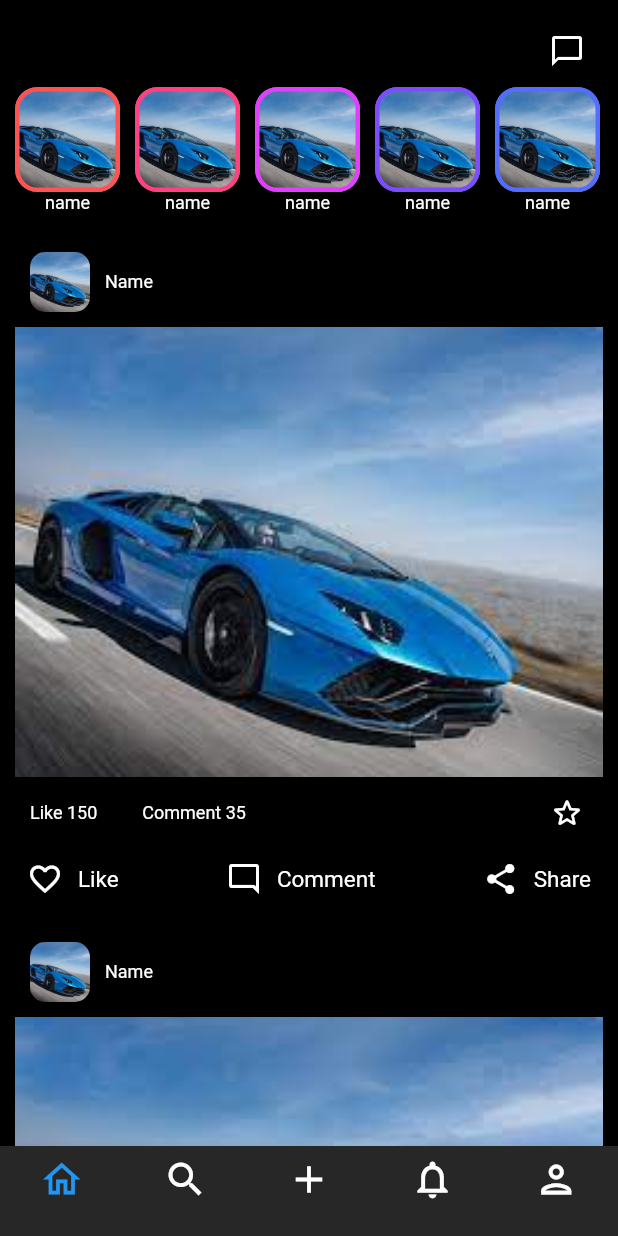
After one commit to arunvg997733/Socion-Social-media-app, a Flutter app: the MainScreen screen opened directly, on a phone screen of 412 x 824 dp. The commit adds this screen. Run offline on Flutter 3.47's test engine with Material 2 defaults, Android fonts, the phone set to English and light mode, and no system bars; our stand-ins replace cloud_firestore, firebase_auth, firebase_core, get, google_sign_in; accounts and stored records are empty; network calls fail.

Commit message:
before 1 week review

```diff
--- /dev/null
+++ b/lib/controller/navbar_controller.dart
@@ -0,0 +1,9 @@
+import 'package:get/get.dart';
+
+class NavBarController extends GetxController{
+  var currentIndex = 0.obs;
+
+  onSelected(int value){
+    currentIndex.value = value;
+  }
+}
--- a/lib/core/constant.dart
+++ b/lib/core/constant.dart
@@ -8,7 +8,11 @@ const kdarkgrey = Color(0xff272727);
 
 //Constant variable
 
-final textcolor = kwhite;
+const textcolor = kwhite;
 
+const kheight10 = SizedBox(height: 10,);
 const kheight30 = SizedBox(height: 30,);
 const kwidth10 = SizedBox(width: 10,);
+const kwidth30 = SizedBox(width: 30,);
+
+//icon
--- a/lib/main.dart
+++ b/lib/main.dart
@@ -2,13 +2,12 @@ import 'package:firebase_core/firebase_core.dart';
 import 'package:flutter/material.dart';
 import 'package:get/get.dart';
 import 'package:socion/core/constant.dart';
-import 'package:socion/view/screen_login.dart';
 import 'package:socion/view/screen_splash.dart';
 
 void main(List<String> args) async{
   WidgetsFlutterBinding.ensureInitialized();
   await Firebase.initializeApp();
-  runApp(MyApp());
+  runApp(const MyApp());
 }
 
 class MyApp extends StatelessWidget {
@@ -21,7 +20,7 @@ class MyApp extends StatelessWidget {
       theme: ThemeData(
         scaffoldBackgroundColor: kblack
       ),
-      home: SplashScreen(),
+      home: const SplashScreen(),
     );
   }
 }
--- a/lib/view/screen_forgotpassword.dart
+++ b/lib/view/screen_forgotpassword.dart
@@ -19,7 +19,7 @@ class ForgotPasswordScreen extends StatelessWidget {
           child: Column(
             children: [
               kheight30,
-              Text('Reset Password',style: TextStyle(color: kwhite),),
+              const Text('Reset Password',style: TextStyle(color: kwhite),),
               kheight30,
               TextFieldWidget(controller: reset, hint: 'Email'),
               kheight30,
--- /dev/null
+++ b/lib/view/screen_home.dart
@@ -0,0 +1,147 @@
+import 'package:flutter/material.dart';
+import 'package:socion/core/constant.dart';
+import 'package:socion/view/widget/widget.dart';
+
+class HomeScreen extends StatelessWidget {
+  const HomeScreen({super.key});
+
+  @override
+  Widget build(BuildContext context) {
+    return  Scaffold(
+      body:SafeArea(
+        child: SingleChildScrollView(
+          child: Padding(
+            padding:  const EdgeInsets.all(10.0),
+            child: Column(
+              children: [
+                Row(
+                  children: [
+                    const Spacer(),
+                    IconButton(onPressed: () {
+
+                    }, icon: iconStyle(Icons.messenger_outline))
+                  ],
+                ),
+               SizedBox(
+                width: double.infinity,
+                height: 100,
+                child: ListView.separated(
+                  scrollDirection: Axis.horizontal,
+                  itemCount: 10,
+                  separatorBuilder: (context, index) {
+                    return kwidth10;
+                  },
+                  itemBuilder: (context, index) {
+                    const colorlist = Colors.accents;
+                  return Column(
+                        children: [
+                          Container(
+                            height: 70,
+                            width: 70,
+                            decoration: BoxDecoration(
+                              border: Border.all(color: colorlist[index],width: 3),
+                              borderRadius: BorderRadius.circular(15),
+                              image: const DecorationImage(
+                                image: AssetImage('assets/car.jpeg'),fit: BoxFit.cover)
+                            ),
+                          ),
+                          textStyle('name', 12)
+                        ],
+                      );
+
+                },),
+
+               ),
+
+               Column(
+                 children: List.generate(10, (index) {
+                  return Column(
+                          children: [
+                            SizedBox(
+                              height: 460,
+                              width: double.infinity,
+                              child: Column(
+                                children: [
+                                  Padding(
+                                    padding: const EdgeInsets.all(10.0),
+                                    child: Row(
+                                      children: [
+                                        Container(
+                                          height: 40,
+                                          width: 40,
+                                          decoration: BoxDecoration(
+                                            borderRadius: BorderRadius.circular(10),
+                                            image: const DecorationImage(image: AssetImage('assets/car.jpeg'),fit: BoxFit.cover)
+                                          ),
+                                        ),
+                                        kwidth10,
+                                        textStyle('Name', 12)
+                                      ],
+                                    ),
+                                  ),
+                                  Container(
+                                    width: double.infinity,
+                                    height: 300,
+                                    decoration: const BoxDecoration(
+                                      image: DecorationImage(image: AssetImage('assets/car.jpeg'),fit: BoxFit.cover)
+                                    ),
+                                  ),
+                                  Row(
+                                  children: [
+                                    kwidth10,
+                                    textStyle('Like 150', 12),
+                                    kwidth30,
+                                    textStyle('Comment 35', 12),
+                                    const Spacer(),
+                                    IconButton(onPressed: () {
+
+                                    }, icon: iconStyle(Icons.star_outline_rounded))
+                                  ],
+                                  ),
+                                  Padding(
+                                    padding: const EdgeInsets.all(8.0),
+                                    child: Row(
+                                      mainAxisAlignment: MainAxisAlignment.spaceBetween,
+                                      children: [
+                                        Row(
+                                          children: [
+
+                                            iconStyle(Icons.favorite_border),
+                                            kwidth10,
+                                            textStyle('Like', 15)
+                                          ],
+                                        ),
+                                        Row(
+                                          children: [
+                                            iconStyle(Icons.mode_comment_outlined),
+                                            kwidth10,
+                                            textStyle('Comment', 15)
+                                          ],
+                                        ),
+                                        Row(
+                                          children: [
+                                            iconStyle(Icons.share),
+                                            kwidth10,
+                                            textStyle('Share', 15),
+
+                                          ],
+                                        )
+                                      ],
+                                    ),
+                                  )
+                                ],
+                              ),
+                            ),
+                          ],
+                        );
+                 })
+               )
+
+              ],
+            ),
+          ),
+        ),
+      )
+    );
+  }
+}
--- /dev/null
+++ b/lib/view/screen_main.dart
@@ -0,0 +1,61 @@
+import 'package:flutter/material.dart';
+import 'package:get/get.dart';
+import 'package:socion/controller/navbar_controller.dart';
+import 'package:socion/core/constant.dart';
+import 'package:socion/view/screen_add.dart';
+import 'package:socion/view/screen_home.dart';
+import 'package:socion/view/screen_notifiaction.dart';
+import 'package:socion/view/screen_profile.dart';
+import 'package:socion/view/screen_search.dart';
+
+
+class MainScreen extends StatelessWidget {
+   MainScreen({super.key});
+
+   final getctr = Get.put(NavBarController());
+
+   final int currentindex=0;
+
+  @override
+  Widget build(BuildContext context) {
+
+    List pages = [
+      const HomeScreen(),
+      const SearchScreen(),
+      const AddScreen(),
+      const NotificationScreen(),
+      ProfileScreen()
+    ];
+    return  Scaffold(
+      body: Obx(() => pages[getctr.currentIndex.value]),
+      bottomNavigationBar: Obx(() => BottomNavigationBar(
+          unselectedItemColor: kwhite,
+          selectedItemColor: kblue,
+          iconSize: 30,
+          backgroundColor: kdarkgrey,
+          type:BottomNavigationBarType.fixed,
+          onTap: (value) {
+            getctr.onSelected(value);
+            print(value);
+          },
+          currentIndex: getctr.currentIndex.value,
+          items:  const [
+          BottomNavigationBarItem(
+            label: '',
+            icon:Icon(Icons.home_outlined)),
+          BottomNavigationBarItem(
+            label: '',
+            icon: Icon(Icons.search)),
+          BottomNavigationBarItem(
+            label: '',
+            icon: Icon(Icons.add)),
+          BottomNavigationBarItem(
+            label: '',
+            icon: Icon(Icons.notifications_none)),
+          BottomNavigationBarItem(
+            label: '',
+            icon: Icon(Icons.person_outlined))
+        ]),)
+    );
+  }
+}
--- a/lib/view/screen_splash.dart
+++ b/lib/view/screen_splash.dart
@@ -1,5 +1,4 @@
 import 'dart:async';
-
 import 'package:flutter/material.dart';
 import 'package:get/get.dart';
 import 'package:socion/controller/authcontroller.dart';
@@ -25,7 +24,7 @@ class _SplashScreenState extends State<SplashScreen> {
   }
   @override
   Widget build(BuildContext context) {
-    return  Scaffold(
+    return  const Scaffold(
       body: Center(child: Text('Welcome to Socion',style: TextStyle(color: kwhite),)),
     );
   }
--- a/lib/view/widget/widget.dart
+++ b/lib/view/widget/widget.dart
@@ -1,5 +1,13 @@
 import 'package:flutter/material.dart';
 import 'package:socion/core/constant.dart';
+
+Icon iconStyle(IconData icon){
+  return Icon(icon,color: kwhite,);
+}
+
+Widget textStyle(String text,double size){
+  return Text(text,style:TextStyle(color: kwhite,fontSize: size),);
+}
 
 class TextFieldWidget extends StatelessWidget {
   const TextFieldWidget({
--- a/pubspec.yaml
+++ b/pubspec.yaml
@@ -36,6 +36,7 @@ dependencies:
     sdk: flutter
   get: ^4.6.5
   google_sign_in: ^6.1.4
+  persistent_bottom_nav_bar: ^5.0.2
 
 dev_dependencies:
   flutter_lints: ^2.0.0
@@ -52,9 +53,10 @@ flutter:
   uses-material-design: true
   # To add assets to your application, add an assets section, like this:
   assets:
+    - assets/car.jpeg
     - assets/google.png
-    # - images/a_dot_burr.jpeg
-    # - images/a_dot_ham.jpeg
+      # - images/a_dot_burr.jpeg
+      # - images/a_dot_ham.jpeg
   # An image asset can refer to one or more resolution-specific "variants", see
   # https://flutter.dev/assets-and-images/#resolution-aware
   # For details regarding adding assets from package dependencies, see
```
Also changed, not shown: lib/controller/authcontroller.dart (+9 -12 lines), lib/view/screen_add.dart (added, +12 -0 lines), lib/view/screen_createuser.dart (+9 -6 lines), lib/view/screen_login.dart (+8 -4 lines), lib/view/screen_notifiaction.dart (added, +42 -0 lines), lib/view/screen_profile.dart (+111 -2 lines), lib/view/screen_search.dart (added, +26 -0 lines), lib/view/screen_signin.dart (+11 -10 lines), assets/car.jpeg (added), pubspec.lock, 1 other file.
